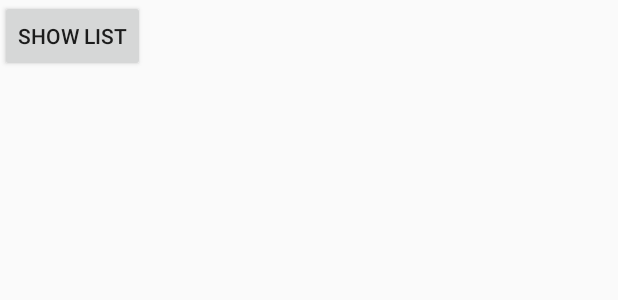
After one commit to yushilei1218/CommonApp, an Android app: the layout activity_adapter_notify.xml on its own in the app's theme, with its tools: preview values and no code run, on a phone screen of 412 x 824 dp. The commit adds this screen. Shown: the top 300 px of the screen. Run offline under Robolectric (Android 15) with nearby library versions, the light colour scheme and no system bars.

Commit message:
1：测试

```diff
--- a/app/src/main/java/com/yushilei/commonapp/common/constant/Constant.java
+++ b/app/src/main/java/com/yushilei/commonapp/common/constant/Constant.java
@@ -27,4 +27,5 @@ public interface Constant {
     String Scroll = "Scroll";
     String TAB = "TAB";
     String BASEDATA = "BASEDATA";
+    String ADAPTER_NOTIFY = "ADAPTER_NOTIFY";
 }
--- a/app/src/main/java/com/yushilei/commonapp/ui/home/MainActivity.java
+++ b/app/src/main/java/com/yushilei/commonapp/ui/home/MainActivity.java
@@ -20,6 +20,7 @@ import com.yushilei.commonapp.common.adapter.MultiBaseAdapter;
 import com.yushilei.commonapp.common.base.BaseActivity;
 import com.yushilei.commonapp.common.bean.HomeBean;
 import com.yushilei.commonapp.common.constant.Constant;
+import com.yushilei.commonapp.ui.adaptertest.AdapterNotifyActivity;
 import com.yushilei.commonapp.ui.basedata.BaseDataActivity;
 import com.yushilei.commonapp.ui.contact.ContactActivity;
 import com.yushilei.commonapp.ui.filter.FilterActivity;
@@ -89,6 +90,7 @@ public class MainActivity extends BaseActivity {
         HomeItem item19 = new HomeItem(new HomeBean(Constant.Scroll));
         HomeItem item20 = new HomeItem(new HomeBean(Constant.TAB));
         HomeItem item21 = new HomeItem(new HomeBean(Constant.BASEDATA));
+        HomeItem item22 = new HomeItem(new HomeBean(Constant.ADAPTER_NOTIFY));
         data.add(item1);
         data.add(item2);
         data.add(item3);
@@ -110,6 +112,7 @@ public class MainActivity extends BaseActivity {
         data.add(item19);
         data.add(item20);
         data.add(item21);
+        data.add(item22);
         adapter.addAll(data);
     }
 
@@ -203,6 +206,9 @@ public class MainActivity extends BaseActivity {
                 case Constant.BASEDATA:
                     intent = new Intent(MainActivity.this, BaseDataActivity.class);
                     break;
+                case Constant.ADAPTER_NOTIFY:
+                    intent = new Intent(MainActivity.this, AdapterNotifyActivity.class);
+                    break;
             }
             if (intent != null)
                 MainActivity.this.startActivity(intent);
--- /dev/null
+++ b/app/src/main/res/layout/activity_adapter_notify.xml
@@ -0,0 +1,20 @@
+<?xml version="1.0" encoding="utf-8"?>
+<LinearLayout xmlns:android="http://schemas.android.com/apk/res/android"
+    xmlns:app="http://schemas.android.com/apk/res-auto"
+    xmlns:tools="http://schemas.android.com/tools"
+    android:layout_width="match_parent"
+    android:layout_height="match_parent"
+    android:orientation="vertical"
+    tools:context="com.yushilei.commonapp.ui.adaptertest.AdapterNotifyActivity">
+
+    <Button
+        android:id="@+id/act_notify_show_list"
+        android:layout_width="wrap_content"
+        android:layout_height="wrap_content"
+        android:text="show List" />
+
+    <ListView
+        android:layout_width="match_parent"
+        android:id="@+id/act_notify_lv"
+        android:layout_height="match_parent" />
+</LinearLayout>
```
Also changed, not shown: app/src/main/AndroidManifest.xml (+39 -46 lines), app/src/main/java/com/yushilei/commonapp/ui/adaptertest/AdapterNotifyActivity.java (added, +73 -0 lines).
